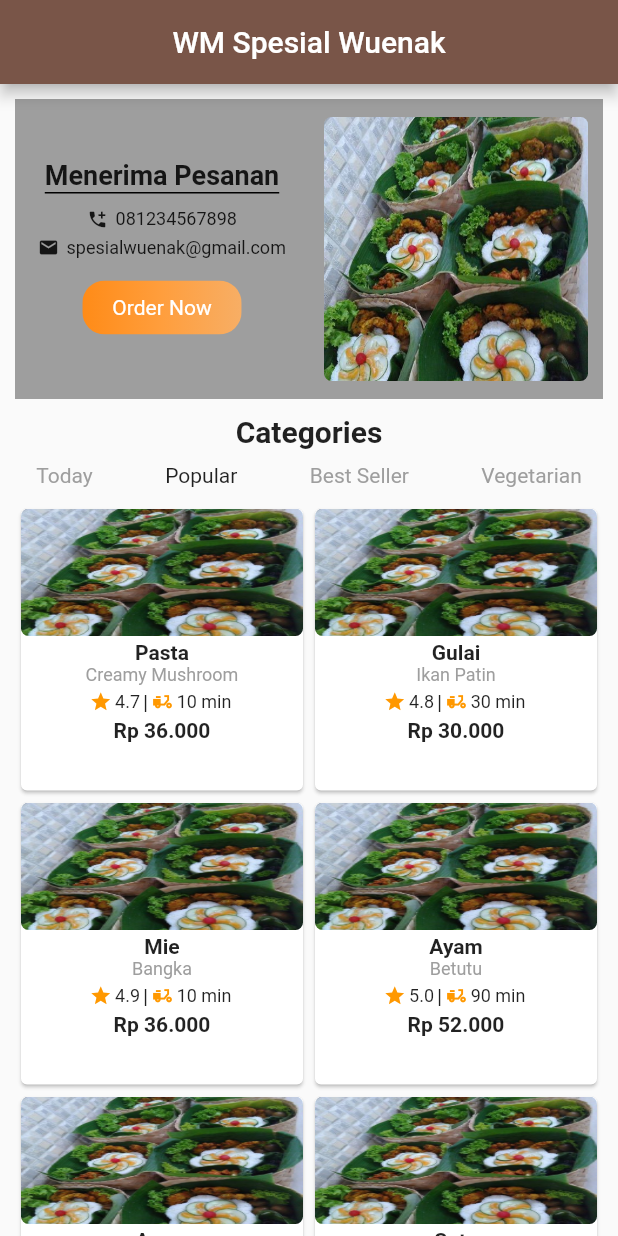
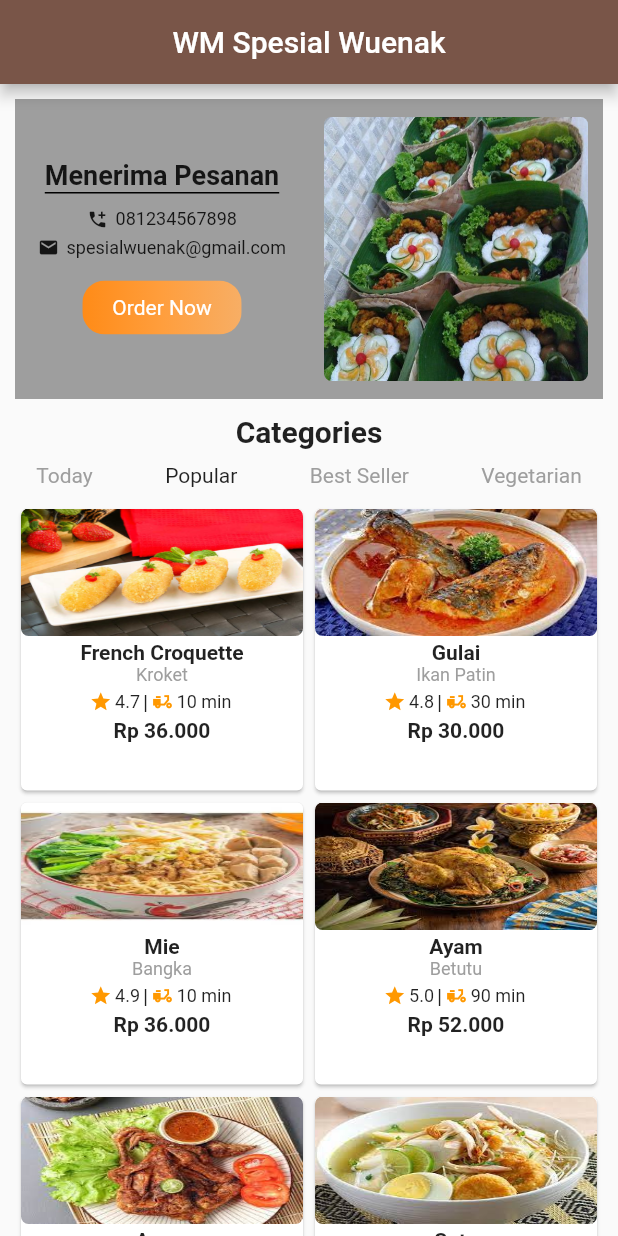
Before and after one commit to dewaasmara589/Belajar-Flutter, a Flutter app: the screen it shows after launch, on a phone screen of 412 x 824 dp. Run offline on Flutter 3.47's test engine with Material 2 defaults, Android fonts, the phone set to English and light mode, and no system bars.

Commit message:
submission_flutter_pemula_dicoding : Complete dataModel and add click print

```diff
--- a/submission_flutter_pemula_dicoding/lib/dataModel.dart
+++ b/submission_flutter_pemula_dicoding/lib/dataModel.dart
@@ -1,6 +1,7 @@
 import 'package:flutter/material.dart';
 
 class dataModel{
+  var id;
   var image = "";
   var title = "";
   var subTitle = "";
@@ -11,6 +12,7 @@ class dataModel{
   var desc = "";
 
   dataModel({
+    required this.id,
     required this.image,
     required this.title,
     required this.subTitle,
--- a/submission_flutter_pemula_dicoding/lib/main.dart
+++ b/submission_flutter_pemula_dicoding/lib/main.dart
@@ -17,31 +17,44 @@ class MyApp extends StatelessWidget{
 }
 
 List<dataModel> listDataModel = [
-  dataModel(image: "assets/images/content1.jpg", title: "Pasta",
-      subTitle: "Creamy Mushroom", rating: 4.7, duration: "10 min",
-      price: "Rp 36.000", type: "Main Course",
-      desc: ""),
-  dataModel(image: "assets/images/content1.jpg", title: "Gulai",
-      subTitle: "Ikan Patin", rating: 4.8, duration: "30 min",
-      price: "Rp 30.000", type: "Main Course",
-      desc: ""),
-  dataModel(image: "assets/images/content1.jpg", title: "Mie",
-      subTitle: "Bangka", rating: 4.9, duration: "10 min",
-      price: "Rp 36.000", type: "Main Course",
-      desc: ""),
-  dataModel(image: "assets/images/content1.jpg", title: "Ayam",
-      subTitle: "Betutu", rating: 5.0, duration: "90 min",
-      price: "Rp 52.000", type: "Main Course",
-      desc: ""),
-  dataModel(image: "assets/images/content1.jpg", title: "Ayam",
-      subTitle: "Taliwang", rating: 4.9, duration: "80 min",
-      price: "Rp 55.000", type: "Main Course",
+  dataModel(id: 1, image: "assets/images/content2.jpg",
+      title: "French Croquette", subTitle: "Kroket", rating: 4.7,
+      duration: "10 min", price: "Rp 36.000", type: "Main Course",
+      desc: "French Croquette atau di Indonesia lebih dikenal dengan "
+          "sebutan kroket adalah makanan berbahan dasar kentang. "
+          "Selain kentang, di dalamnya dicampurkan juga daging lalu "
+          "dibentuk sedemikian rupa kemudian dibaluri tepung roti dan "
+          "digoreng. Makanan ringan yang populer pada masa penjajahan "
+          "Belanda ini biasanya dibungkus menggunakan kertas krep"),
+  dataModel(id: 2, image: "assets/images/content3.jpg",
+      title: "Gulai", subTitle: "Ikan Patin", rating: 4.8,
+      duration: "30 min", price: "Rp 30.000", type: "Main Course",
+      desc: "Seperti namanya, gulai yang satu ini berbahan dasar ikan patin "
+          "yang diberi bumbu-bumbu dan rempah kemudian dimasak. Tak hanya "
+          "lezat, makanan ini juga kaya akan gizi.Gulai ikan patin cocok "
+          "dijadikan pelengkap makan yang disajikan dengan taburan bawang "
+          "goreng dan nasi putih."),
+  dataModel(id: 3, image: "assets/images/content4.jpg",
+      title: "Mie", subTitle: "Bangka", rating: 4.9,
+      duration: "10 min", price: "Rp 36.000", type: "Main Course",
+      desc: "Mi Bangka atau dikenal juga dengan nama bakmi Bangka "
+          "merupakan hidangan tradisional dari Provinsi Bangka Belitung. "
+          "Kuliner ini biasanya ditambah dengan aneka topping seperti "
+          "bakso sapi, udang, irisan ayam, dan lainnya."),
+  dataModel(id: 4, image: "assets/images/content5.jpg",
+      title: "Ayam", subTitle: "Betutu", rating: 5.0,
+      duration: "90 min", price: "Rp 52.000", type: "Main Course",
+      desc: "Ayam betutu merupakan hidangan khas Bali, terbuat dari daging "
+          "ayam utuh dan dimasak dengan bumbu base genep."),
+  dataModel(id: 5, image: "assets/images/content6.jpg",
+      title: "Ayam", subTitle: "Taliwang", rating: 4.9,
+      duration: "80 min", price: "Rp 55.000", type: "Main Course",
       desc: "Ayam Taliwang adalah makanan khas yang berasal dari Karang "
           "Taliwang, Mataram, Nusa Tenggara Barat. Makanan ini berbahan "
           "dasar daging ayam."),
-  dataModel(image: "assets/images/content1.jpg", title: "Soto",
-      subTitle: "Banjar", rating: 4.8, duration: "15 min",
-      price: "Rp 25.000", type: "Main Course",
+  dataModel(id: 6, image: "assets/images/content7.jpg",
+      title: "Soto", subTitle: "Banjar", rating: 4.8,
+      duration: "15 min", price: "Rp 25.000", type: "Main Course",
       desc: "Soto Banjar adalah soto ayam berempah yang lahir di tengah "
           "masyarakat suku Banjar di Kalimantan Selatan. Bisa dibilang juga "
           "bahkan hidangan ini adalah salah satu masakan terpopuler "
@@ -51,28 +64,28 @@ List<dataModel> listDataModel = [
           "kapulaga ke dalam air rebusan kuah soto yang semakin gurih berkat "
           "Royco Kaldu Ayam. Selain berkuah bening, ada juga yang menambahkan "
           "susu ke dalam kaldunya sehinga kuah soto nampak lebih keruh."),
-  dataModel(image: "assets/images/content1.jpg", title: "Soto",
-      subTitle: "Betawi", rating: 4.8, duration: "17 min",
-      price: "Rp 28.000", type: "Main Course",
+  dataModel(id: 7, image: "assets/images/content8.jpg",
+      title: "Soto", subTitle: "Betawi", rating: 4.8,
+      duration: "17 min", price: "Rp 28.000", type: "Main Course",
       desc: "Soto Betawi merupakan salah satu jenis soto khas Nusantara "
           "yang paling digemari. Berkuah putih dan cukup kental, soto Betawi "
           "ada yang terbuat dari santan kelapa atau susu."),
-  dataModel(image: "assets/images/content1.jpg", title: "Turkish Baklava",
-      subTitle: "with Turkish Tea", rating: 4.6, duration: "10 min",
-      price: "Rp 23.000", type: "Dessert",
+  dataModel(id: 8, image: "assets/images/content9.jpg",
+      title: "Turkish Baklava", subTitle: "with Turkish Tea", rating: 4.6,
+      duration: "10 min", price: "Rp 23.000", type: "Dessert",
       desc: "sejenis makanan ringan di kawasan Turki dan daerah-daerah "
           "tempat mantan kekuasaan Kesultanan Utsmaniyah. Makanan ini "
           "terdiri dari kacang walnut atau pistache yang dicincang dan "
           "diberi pemanis (gula atau madu) dan dibungkus adonan roti tipis"),
-  dataModel(image: "assets/images/content1.jpg", title: "Salad",
-      subTitle: "Buah, Yoghurt", rating: 4.8, duration: "5 min",
-      price: "Rp 28.000", type: "Appetizer",
+  dataModel(id: 9, image: "assets/images/content10.jpg",
+      title: "Salad", subTitle: "Buah, Yoghurt", rating: 4.8,
+      duration: "5 min", price: "Rp 28.000", type: "Appetizer",
       desc: "Jika Anda sedang ingin memaksimalkan program diet, salad buah "
           "yoghurt merupakan salah satu menu yang pas disantap sebagai "
           "hidangan penutup Anda."),
-  dataModel(image: "assets/images/content1.jpg", title: "Gudeg",
-      subTitle: "Yogyakarta", rating: 5.0, duration: "30 min",
-      price: "Rp 40.000", type: "Main Course",
+  dataModel(id: 10, image: "assets/images/content11.jpg",
+      title: "Gudeg", subTitle: "Yogyakarta", rating: 5.0,
+      duration: "30 min", price: "Rp 40.000", type: "Main Course",
       desc: "Gudeg merupakan masakan yang berbahan utama nangka muda atau "
           "oleh warga lokal disebut gori. Dalam prosesnya, potongan daging "
           "nangka ini direbus dengan gula merah dan santan dengan api kecil "
@@ -262,6 +275,10 @@ class MainScreen extends StatelessWidget {
                     borderRadius: BorderRadius.circular(10),
                     // border: Border.all(color: Colors.black),
                   ),
+                  child: InkWell(
+                    onTap: (){
+                      print('Clicked : ' + data.id.toString());
+                    },
                     child: Column(
                       crossAxisAlignment: CrossAxisAlignment.stretch,
                       children: [
@@ -328,6 +345,7 @@ class MainScreen extends StatelessWidget {
                       ],
                     ),
                   ),
+                ),
               ),).toList(),
             ),
           ),
```
Also changed, not shown: submission_flutter_pemula_dicoding/assets/images/content10.jpg (added), submission_flutter_pemula_dicoding/assets/images/content11.jpg (added), submission_flutter_pemula_dicoding/assets/images/content2.jpg (added), submission_flutter_pemula_dicoding/assets/images/content3.jpg (added), submission_flutter_pemula_dicoding/assets/images/content4.jpg (added), submission_flutter_pemula_dicoding/assets/images/content5.jpg (added), submission_flutter_pemula_dicoding/assets/images/content6.jpg (added), submission_flutter_pemula_dicoding/assets/images/content7.jpg (added), submission_flutter_pemula_dicoding/assets/images/content8.jpg (added), submission_flutter_pemula_dicoding/assets/images/content9.jpg (added). Lines whose indentation alone changed are shown as unchanged.
